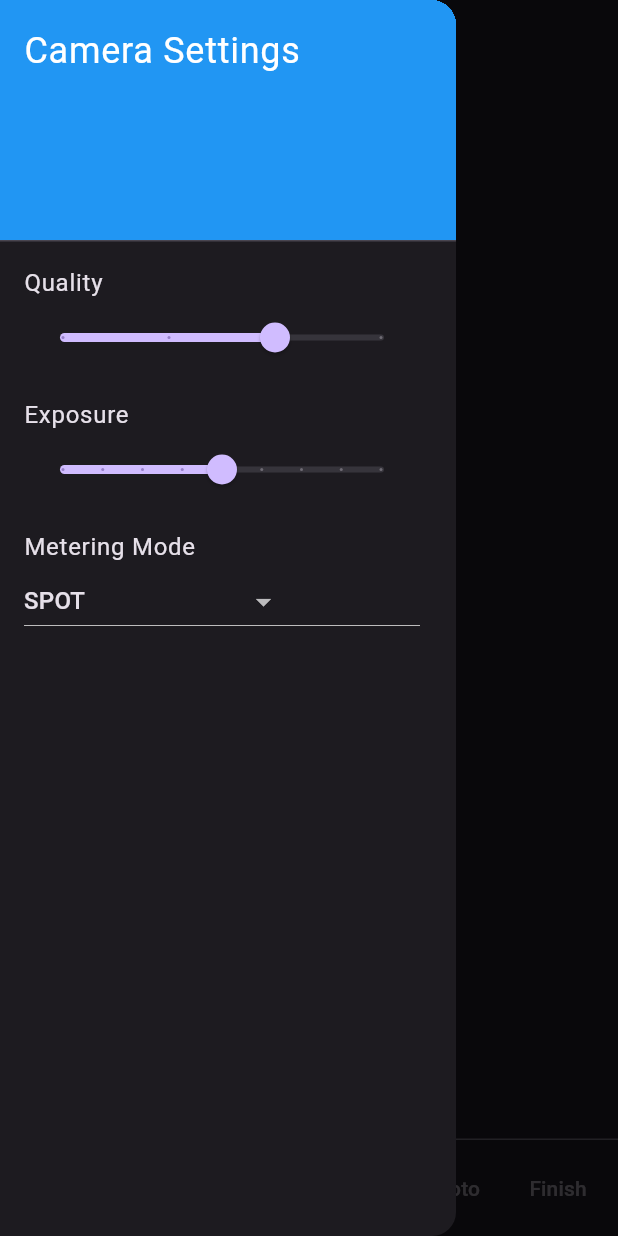
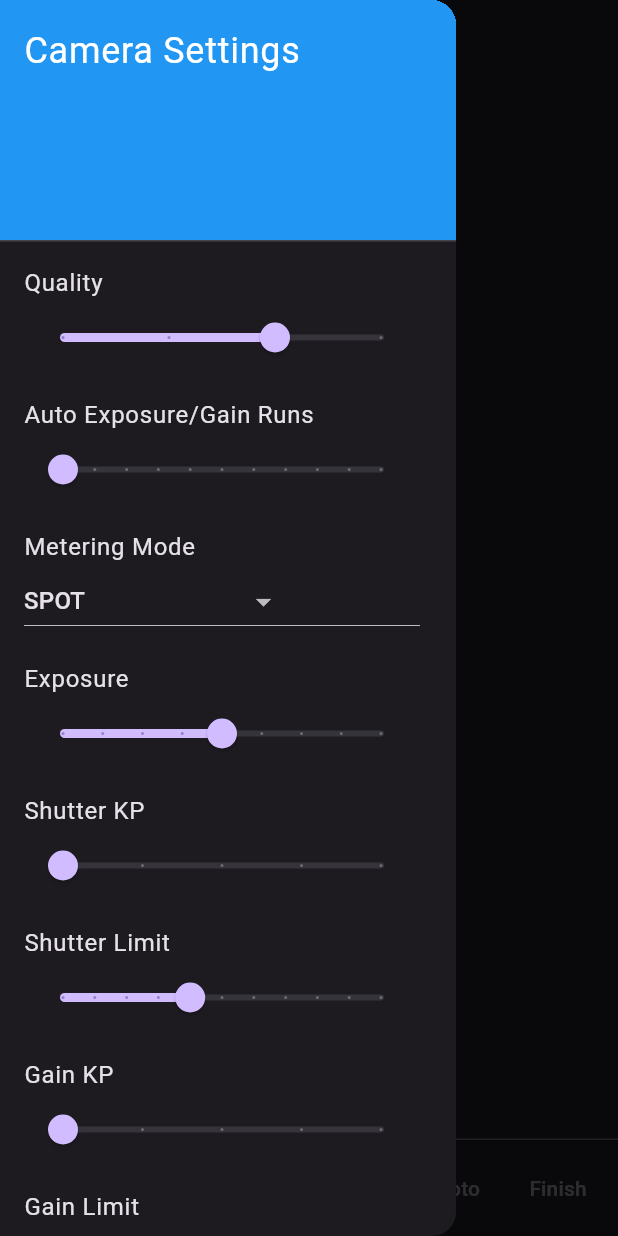
Before and after one commit to CitizenOneX/frame_flutter_camera, a Flutter app: the screen it shows after launch, with the side drawer open, on a phone screen of 412 x 824 dp. Run offline on Flutter 3.47's test engine with Material 3 defaults, Android fonts, the phone set to English and light mode, and no system bars; our stand-ins replace flutter_blue_plus; project files that could hold a hidden picture were left out.

```diff
--- a/lib/brilliant_bluetooth.dart
+++ b/lib/brilliant_bluetooth.dart
@@ -82,6 +82,7 @@ class BrilliantDevice {
     });
   }
 
+  // logs each string message (messages without the 0x01 first byte) and provides a stream of the utf8-decoded strings
   Stream<String> get stringResponse {
     // changed to only listen for data coming through the Frame's rx characteristic, not all attached devices as before
     return _rxChannel!.onValueReceived
--- a/lib/main.dart
+++ b/lib/main.dart
@@ -4,7 +4,7 @@ import 'dart:typed_data';
 
 import 'package:flutter/material.dart';
 import 'package:logging/logging.dart';
-import 'package:native_shutter_sound/native_shutter_sound.dart';
+//import 'package:native_shutter_sound/native_shutter_sound.dart'; FIXME
 import 'simple_frame_app.dart';
 
 void main() => runApp(const MainApp());
@@ -29,12 +29,17 @@ class MainAppState extends State<MainApp> with SimpleFrameAppState {
   // camera settings
   int _qualityIndex = 2;
   final List<double> _qualityValues = [10, 25, 50, 100];
-  double _exposure = 0.0; // -2.0 to 2.0
-  String _meteringMode = 'SPOT';
+  double _exposure = 0.0; // -2.0 <= val <= 2.0
+  int _meteringModeIndex = 0;
   final List<String> _meteringModeValues = ['SPOT', 'CENTER_WEIGHTED', 'AVERAGE'];
+  int _autoExpGainTimes = 0; // val >= 0; number of times auto exposure and gain algorithm will be run every 100ms
+  double _shutterKp = 0.1;  // val >= 0 (we offer 0.1 .. 0.5)
+  int _shutterLimit = 6000; // 4 < val < 16383
+  double _gainKp = 1.0;     // val >= 0 (we offer 1.0 .. 5.0)
+  int _gainLimit = 248;     // 0 <= val <= 248
 
   MainAppState() {
-    Logger.root.level = Level.INFO;
+    Logger.root.level = Level.ALL;
     Logger.root.onRecord.listen((record) {
       debugPrint('${record.level.name}: ${record.time}: ${record.message}');
     });
@@ -51,35 +56,36 @@ class MainAppState extends State<MainApp> with SimpleFrameAppState {
       String? response;
 
       // send a break in case anything is still running in the background - otherwise future lua calls will be ignored
-      await connectedDevice!.sendBreakSignal();
+      await frame!.sendBreakSignal();
       await Future.delayed(const Duration(milliseconds: 150));
 
       // print out the battery level while testing so we know when we're getting low
-      response = await connectedDevice!.sendString('print(frame.battery_level())', awaitResponse: true);
+      response = await frame!.sendString('print(frame.battery_level())', awaitResponse: true);
       _log.info('print(frame.battery_level()) response: $response');
       await Future.delayed(const Duration(milliseconds: 150));
 
       // send a clear() so we do not burn-in the display, and there's no fram UI for this app
-      await connectedDevice!.sendString('frame.display.text(" ", 50, 100)', awaitResponse: false);
+      await frame!.sendString('frame.display.text(" ", 50, 100)', awaitResponse: false);
       await Future.delayed(const Duration(milliseconds: 150));
-      await connectedDevice!.sendString('frame.display.show()', awaitResponse: false);
+      await frame!.sendString('frame.display.show()', awaitResponse: false);
       await Future.delayed(const Duration(milliseconds: 150));
 
       // clean up by deleting any prior camera script
-      response = await connectedDevice!.sendString('frame.file.remove("library_functions.lua")', awaitResponse: false);
-      await Future.delayed(const Duration(milliseconds: 150));
+      response = await frame!.sendString('frame.file.remove("library_functions.lua");print(0)', awaitResponse: true);
+      //await Future.delayed(const Duration(milliseconds: 500));
 
       // upload the camera script
-      await connectedDevice!.uploadScript('library_functions.lua', 'assets/library_functions.lua');
-      await Future.delayed(const Duration(milliseconds: 150));
-      response = await connectedDevice!.sendString('require("library_functions")', awaitResponse: false);
-      await Future.delayed(const Duration(milliseconds: 150));
+      await frame!.uploadScript('library_functions.lua', 'assets/library_functions.lua');
+      //await Future.delayed(const Duration(milliseconds: 500));
+      response = await frame!.sendString('require("library_functions")', awaitResponse: false);
+      //await Future.delayed(const Duration(milliseconds: 500));
+      response = await frame!.sendString('print(0)', awaitResponse: true);
 
       // the image data as a list of bytes that accumulates with each packet
       List<int> imageData = List.empty(growable: true);
 
       // set up the data response handler for the photo we're about to request
-      _dataResponseStream = connectedDevice!.dataResponse.listen((data) {
+      _dataResponseStream = frame!.dataResponse.listen((data) {
         // non-final chunks have a first byte of 7
         if (data[0] == 7) {
           imageData += data.sublist(1);
@@ -107,15 +113,16 @@ class MainAppState extends State<MainApp> with SimpleFrameAppState {
         }
         else {
           _log.severe('Unexpected initial byte: ${data[0]}');
-          connectedDevice!.dataResponse.drain([8]);
+          frame!.dataResponse.drain([8]);
         }
       });
 
       // now send the lua command to request a photo from the Frame
-      NativeShutterSound.play();
+      //NativeShutterSound.play();
       _stopwatch.reset();
       _stopwatch.start();
-      response = await connectedDevice!.sendString('cameraCaptureAndSend(${_qualityValues[_qualityIndex].round().toString()},$_exposure,"$_meteringMode")', awaitResponse: false);
+      response = await frame!.sendString('camera_capture_and_send{quality=${_qualityValues[_qualityIndex].round().toString()},auto_exp_gain_times=$_autoExpGainTimes,metering_mode="${_meteringModeValues[_meteringModeIndex]}",exposure=$_exposure,shutter_kp=$_shutterKp,shutter_limit=$_shutterLimit,gain_kp=$_gainKp,gain_limit=$_gainLimit};print(0)', awaitResponse: true);
+      //await Future.delayed(const Duration(milliseconds: 500));
 
     } catch (e) {
       _log.fine('Error executing application logic: $e');
@@ -123,13 +130,13 @@ class MainAppState extends State<MainApp> with SimpleFrameAppState {
   }
 
   @override
-  Future<void> stopApplication() async {
+  Future<void> interruptApplication() async {
     currentState = ApplicationState.stopping;
     if (mounted) setState(() {});
   }
 
   Future<void> sendBreak() async {
-    await connectedDevice!.sendBreakSignal();
+    await frame!.sendBreakSignal();
     currentState = ApplicationState.ready;
     if (mounted) setState(() {});
   }
@@ -146,6 +153,7 @@ class MainAppState extends State<MainApp> with SimpleFrameAppState {
         pfb.add(const TextButton(onPressed: null, child: Text('Finish')));
         break;
 
+      case ApplicationState.initializing:
       case ApplicationState.scanning:
       case ApplicationState.connecting:
       case ApplicationState.stopping:
@@ -175,6 +183,7 @@ class MainAppState extends State<MainApp> with SimpleFrameAppState {
       home: Scaffold(
         appBar: AppBar(
           title: const Text("Frame Camera"),
+          actions: [getBatteryWidget()]
         ),
         drawer: Drawer(
           child: ListView(
@@ -196,11 +205,44 @@ class MainAppState extends State<MainApp> with SimpleFrameAppState {
                   max: _qualityValues.length - 1,
                   divisions: _qualityValues.length - 1,
                   label: _qualityValues[_qualityIndex].toString(),
-                  onChanged: (double value) {
+                  onChanged: (value) {
                     setState(() {
                       _qualityIndex = value.toInt();
                     });
                   },
+                ),
+              ),
+              ListTile(
+                title: const Text('Auto Exposure/Gain Runs'),
+                subtitle: Slider(
+                  value: _autoExpGainTimes.toDouble(),
+                  min: 0,
+                  max: 10,
+                  divisions: 10,
+                  label: _autoExpGainTimes.toInt().toString(),
+                  onChanged: (value) {
+                    setState(() {
+                      _autoExpGainTimes = value.toInt();
+                    });
+                  },
+                ),
+              ),
+              ListTile(
+                title: const Text('Metering Mode'),
+                subtitle: DropdownButton<int>(
+                  value: _meteringModeIndex,
+                  onChanged: (int? newValue) {
+                    setState(() {
+                      _meteringModeIndex = newValue!;
+                    });
+                  },
+                  items: _meteringModeValues
+                      .map<DropdownMenuItem<int>>((String value) {
+                    return DropdownMenuItem<int>(
+                      value: _meteringModeValues.indexOf(value),
+                      child: Text(value),
+                    );
+                  }).toList(),
                 ),
               ),
               ListTile(
@@ -211,7 +253,7 @@ class MainAppState extends State<MainApp> with SimpleFrameAppState {
                   max: 2,
                   divisions: 8,
                   label: _exposure.toString(),
-                  onChanged: (double value) {
+                  onChanged: (value) {
                     setState(() {
                       _exposure = value;
                     });
@@ -219,21 +261,63 @@ class MainAppState extends State<MainApp> with SimpleFrameAppState {
                 ),
               ),
               ListTile(
-                title: const Text('Metering Mode'),
-                subtitle: DropdownButton<String>(
-                  value: _meteringMode,
-                  onChanged: (String? newValue) {
+                title: const Text('Shutter KP'),
+                subtitle: Slider(
+                  value: _shutterKp,
+                  min: 0.1,
+                  max: 0.5,
+                  divisions: 4,
+                  label: _shutterKp.toStringAsFixed(1),
+                  onChanged: (value) {
                     setState(() {
-                      _meteringMode = newValue!;
+                      _shutterKp = value;
                     });
                   },
-                  items: _meteringModeValues
-                      .map<DropdownMenuItem<String>>((String value) {
-                    return DropdownMenuItem<String>(
-                      value: value,
-                      child: Text(value),
-                    );
-                  }).toList(),
+                ),
+              ),
+              ListTile(
+                title: const Text('Shutter Limit'),
+                subtitle: Slider(
+                  value: _shutterLimit.toDouble(),
+                  min: 4,
+                  max: 16383,
+                  divisions: 10,
+                  label: _shutterLimit.toStringAsFixed(0),
+                  onChanged: (value) {
+                    setState(() {
+                      _shutterLimit = value.toInt();
+                    });
+                  },
+                ),
+              ),
+              ListTile(
+                title: const Text('Gain KP'),
+                subtitle: Slider(
+                  value: _gainKp,
+                  min: 1.0,
+                  max: 5.0,
+                  divisions: 4,
+                  label: _gainKp.toStringAsFixed(1),
+                  onChanged: (value) {
+                    setState(() {
+                      _gainKp = value;
+                    });
+                  },
+                ),
+              ),
+              ListTile(
+                title: const Text('Gain Limit'),
+                subtitle: Slider(
+                  value: _gainLimit.toDouble(),
+                  min: 0,
+                  max: 248,
+                  divisions: 8,
+                  label: _gainLimit.toStringAsFixed(0),
+                  onChanged: (value) {
+                    setState(() {
+                      _gainLimit = value.toInt();
+                    });
+                  },
                 ),
               ),
             ],
--- a/lib/simple_frame_app.dart
+++ b/lib/simple_frame_app.dart
@@ -7,6 +7,7 @@ import 'brilliant_bluetooth.dart';
 /// basic State Machine for the app; mostly for bluetooth lifecycle,
 /// all app activity expected to take place during "running" state
 enum ApplicationState {
+  initializing,
   disconnected,
   scanning,
   connecting,
@@ -16,15 +17,19 @@ enum ApplicationState {
   disconnecting,
 }
 
-final _log = Logger("SimpleFrameApp");
+final _log = Logger("SFA");
 
 mixin SimpleFrameAppState<T extends StatefulWidget> on State<T> {
   ApplicationState currentState = ApplicationState.disconnected;
+  int? _batt;
 
   // Use BrilliantBluetooth for communications with Frame
-  BrilliantDevice? connectedDevice;
+  BrilliantDevice? frame;
   StreamSubscription? _scanStream;
   StreamSubscription<BrilliantDevice>? _deviceStateSubs;
+  StreamSubscription<List<int>>? _rxAppData;
+  StreamSubscription<String>? _rxStdOut;
+
 
   Future<void> scanForFrame() async {
     currentState = ApplicationState.scanning;
@@ -70,26 +75,21 @@ mixin SimpleFrameAppState<T extends StatefulWidget> on State<T> {
   Future<void> connectToScannedFrame(BrilliantScannedDevice device) async {
     try {
       _log.fine('connecting to scanned device: $device');
-      connectedDevice = await BrilliantBluetooth.connect(device);
-      _log.fine('device connected: ${connectedDevice!.device.remoteId}');
+      frame = await BrilliantBluetooth.connect(device);
+      _log.fine('device connected: ${frame!.device.remoteId}');
 
       // subscribe to connection state for the device to detect disconnections
       // so we can transition the app to a disconnected state
-      await _deviceStateSubs?.cancel();
-      _deviceStateSubs = connectedDevice!.connectionState.listen((bd) {
-        _log.fine('Frame connection state change: ${bd.state.name}');
-        if (bd.state == BrilliantConnectionState.disconnected) {
-          currentState = ApplicationState.disconnected;
-          _log.fine('Frame disconnected: currentState: $currentState');
-          if (mounted) setState(() {});
-        }
-      });
+      await _refreshDeviceStateSubs();
+
+      // refresh subscriptions to String rx and Data rx
+      _refreshRxSubs();
 
       try {
         // terminate the main.lua (if currently running) so we can run our lua code
         // TODO looks like if the signal comes too early after connection, it isn't registered
         await Future.delayed(const Duration(milliseconds: 500));
-        await connectedDevice!.sendBreakSignal();
+        await frame!.sendBreakSignal();
 
         // Application is ready to go!
         currentState = ApplicationState.ready;
@@ -110,32 +110,27 @@ mixin SimpleFrameAppState<T extends StatefulWidget> on State<T> {
   }
 
   Future<void> reconnectFrame() async {
-    if (connectedDevice != null) {
+    if (frame != null) {
       try {
-        _log.fine('connecting to existing device: $connectedDevice');
+        _log.fine('reconnecting to existing device: $frame');
         // TODO get the BrilliantDevice return value from the reconnect call?
         // TODO am I getting duplicate devices/subscriptions?
         // Rather than fromUuid(), can I just call connectedDevice.device.connect() myself?
-        await BrilliantBluetooth.reconnect(connectedDevice!.uuid);
-        _log.fine('device connected: $connectedDevice');
+        await BrilliantBluetooth.reconnect(frame!.uuid);
+        _log.fine('device connected: $frame');
 
         // subscribe to connection state for the device to detect disconnections
         // and transition the app to a disconnected state
-        await _deviceStateSubs?.cancel();
-        _deviceStateSubs = connectedDevice!.connectionState.listen((bd) {
-          _log.fine('Frame connection state change: ${bd.state.name}');
-          if (bd.state == BrilliantConnectionState.disconnected) {
-            currentState = ApplicationState.disconnected;
-            _log.fine('Frame disconnected');
-            if (mounted) setState(() {});
-          }
-        });
+        await _refreshDeviceStateSubs();
+
+        // refresh subscriptions to String rx and Data rx
+        _refreshRxSubs();
 
         try {
           // terminate the main.lua (if currently running) so we can run our lua code
           // TODO looks like if the signal comes too early after connection, it isn't registered
           await Future.delayed(const Duration(milliseconds: 500));
-          await connectedDevice!.sendBreakSignal();
+          await frame!.sendBreakSignal();
 
           // Application is ready to go!
           currentState = ApplicationState.ready;
@@ -162,7 +157,7 @@ mixin SimpleFrameAppState<T extends StatefulWidget> on State<T> {
   }
 
   Future<void> scanOrReconnectFrame() async {
-    if (connectedDevice != null) {
+    if (frame != null) {
       return reconnectFrame();
     }
     else {
@@ -171,17 +166,23 @@ mixin SimpleFrameAppState<T extends StatefulWidget> on State<T> {
   }
 
   Future<void> disconnectFrame() async {
-    if (connectedDevice != null) {
+    if (frame != null) {
       try {
         _log.fine('Disconnecting from Frame');
         // break first in case it's sleeping - otherwise the reset won't work
-        await connectedDevice!.sendBreakSignal();
+        await frame!.sendBreakSignal();
         _log.fine('Break signal sent');
         // TODO the break signal needs some more time to be processed before we can reliably send the reset signal, by the looks of it
         await Future.delayed(const Duration(milliseconds: 500));
 
+        // cancel the stdout and data subscriptions
+        _rxStdOut?.cancel();
+        _log.fine('StdOut subscription canceled');
+        _rxAppData?.cancel();
+        _log.fine('AppData subscription canceled');
+
         // try to reset device back to running main.lua
-        await connectedDevice!.sendResetSignal();
+        await frame!.sendResetSignal();
         _log.fine('Reset signal sent');
         // TODO the reset signal doesn't seem to be processed in time if we disconnect immediately, so we introduce a delay here to give it more time
         // The sdk's sendResetSignal actually already adds 100ms delay
@@ -194,7 +195,7 @@ mixin SimpleFrameAppState<T extends StatefulWidget> on State<T> {
 
       try{
           // try to disconnect cleanly if the device allows
-          await connectedDevice!.disconnect();
+          await frame!.disconnect();
       } catch (e) {
           _log.fine('Error while calling disconnect(): $e');
       }
@@ -203,14 +204,77 @@ mixin SimpleFrameAppState<T extends StatefulWidget> on State<T> {
       _log.fine('Current device is null, disconnection not possible');
     }
 
+    _batt = null;
     currentState = ApplicationState.disconnected;
     if (mounted) setState(() {});
+  }
+
+  Future<void> _refreshDeviceStateSubs() async {
+    await _deviceStateSubs?.cancel();
+    _deviceStateSubs = frame!.connectionState.listen((bd) {
+      _log.fine('Frame connection state change: ${bd.state.name}');
+      if (bd.state == BrilliantConnectionState.disconnected) {
+        currentState = ApplicationState.disconnected;
+        _log.fine('Frame disconnected');
+        if (mounted) setState(() {});
+      }
+    });
+  }
+
+  void _refreshRxSubs() {
+    _rxAppData?.cancel();
+    _rxAppData = frame!.dataResponse.listen((data) {
+      if (data.length > 1) {
+        // at this stage simple frame app only handles battery level message 0x0c
+        // let any other application-specific message be handled by the app when
+        // they listen on dataResponse
+        if (data[0] == 0x0c) {
+          _batt = data[1];
+          if (mounted) setState(() {});
+        }
+      }
+    });
+
+    // subscribe one listener to the stdout stream
+    _rxStdOut?.cancel();
+    _rxStdOut = frame!.stringResponse.listen((data) {});
+  }
+
+  Widget getBatteryWidget() {
+    if (_batt == null) return Container();
+
+    IconData i;
+    if (_batt! > 87.5) {
+      i = Icons.battery_full;
+    }
+    else if (_batt! > 75) {
+      i = Icons.battery_6_bar;
+    }
+    else if (_batt! > 62.5) {
+      i = Icons.battery_5_bar;
+    }
+    else if (_batt! > 50) {
+      i = Icons.battery_4_bar;
+    }
+    else if (_batt! > 45) {
+      i = Icons.battery_3_bar;
+    }
+    else if (_batt! > 25) {
+      i = Icons.battery_2_bar;
+    }
+    else if (_batt! > 12.5) {
+      i = Icons.battery_1_bar;
+    }
+    else {
+      i = Icons.battery_0_bar;
+    }
+
+    return Row(children: [Text('$_batt%'), Icon(i, size: 16,)]);
   }
 
   /// the SimpleFrameApp subclass provides the application-specific code
   Future<void> runApplication();
 
   /// the SimpleFrameApp subclass provides the application-specific code
-  Future<void> stopApplication();
-
+  Future<void> interruptApplication();
 }
```
Also changed, not shown: 1 other file.
